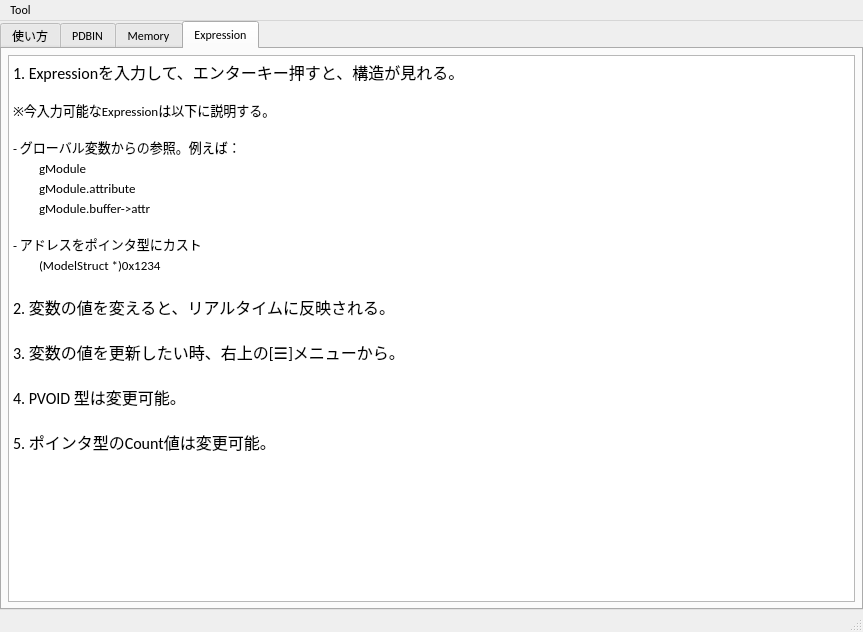
The window that src/view/VSdebugger.ui (ukyouz/Visual-Studio-Debug-Tools) describes before a commit, drawn with Qt 5.
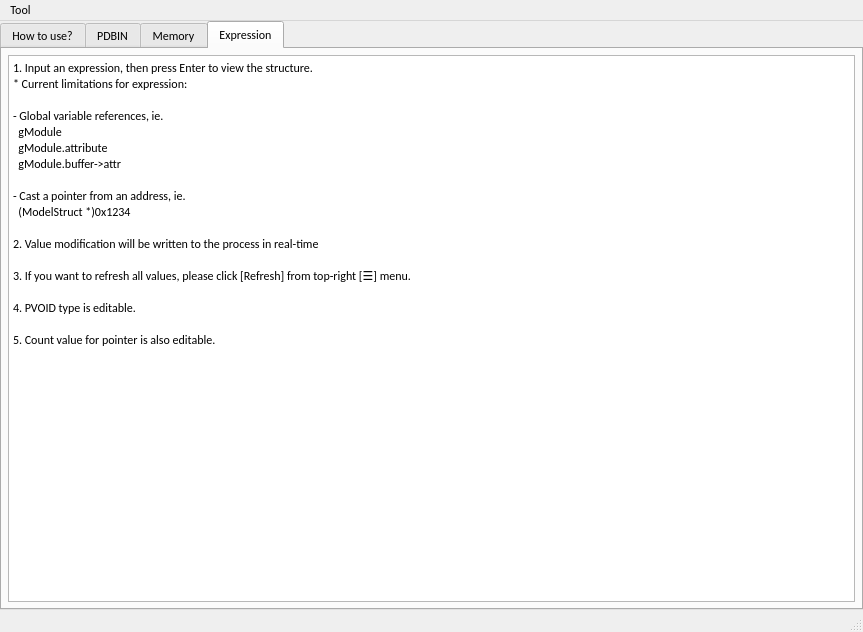
The same window after the commit. The open tabs and pages were chosen to show the change.

```diff
--- a/src/view/VSdebugger.ui
+++ b/src/view/VSdebugger.ui
@@ -39,7 +39,7 @@
       </property>
       <widget class="QWidget" name="tab">
        <attribute name="title">
-        <string>使い方</string>
+        <string>How to use?</string>
        </attribute>
        <layout class="QVBoxLayout" name="verticalLayout">
         <property name="leftMargin">
@@ -179,34 +179,26 @@
          <number>6</number>
         </property>
         <item>
-         <widget class="QTextEdit" name="textEdit_4">
-          <property name="html">
-           <string>&lt;!DOCTYPE HTML PUBLIC &quot;-//W3C//DTD HTML 4.0//EN&quot; &quot;http://www.w3.org/TR/REC-html40/strict.dtd&quot;&gt;
-&lt;html&gt;&lt;head&gt;&lt;meta name=&quot;qrichtext&quot; content=&quot;1&quot; /&gt;&lt;meta charset=&quot;utf-8&quot; /&gt;&lt;style type=&quot;text/css&quot;&gt;
-p, li { white-space: pre-wrap; }
-hr { height: 1px; border-width: 0; }
-li.unchecked::marker { content: &quot;\2610&quot;; }
-li.checked::marker { content: &quot;\2612&quot;; }
-&lt;/style&gt;&lt;/head&gt;&lt;body style=&quot; font-family:'Calibri'; font-size:9pt; font-weight:400; font-style:normal;&quot;&gt;
-&lt;p style=&quot; margin-top:0px; margin-bottom:0px; margin-left:0px; margin-right:0px; -qt-block-indent:0; text-indent:0px;&quot;&gt;&lt;span style=&quot; font-size:12pt;&quot;&gt;1. Expressionを入力して、エンターキー押すと、構造が見れる。&lt;/span&gt;&lt;/p&gt;
-&lt;p style=&quot;-qt-paragraph-type:empty; margin-top:0px; margin-bottom:0px; margin-left:0px; margin-right:0px; -qt-block-indent:0; text-indent:0px;&quot;&gt;&lt;br /&gt;&lt;/p&gt;
-&lt;p style=&quot; margin-top:0px; margin-bottom:0px; margin-left:0px; margin-right:0px; -qt-block-indent:0; text-indent:0px;&quot;&gt;&lt;span style=&quot; font-size:10pt;&quot;&gt;※今入力可能なExpressionは以下に説明する。&lt;/span&gt;&lt;/p&gt;
-&lt;p style=&quot;-qt-paragraph-type:empty; margin-top:0px; margin-bottom:0px; margin-left:0px; margin-right:0px; -qt-block-indent:0; text-indent:0px; font-size:10pt;&quot;&gt;&lt;br /&gt;&lt;/p&gt;
-&lt;p style=&quot; margin-top:0px; margin-bottom:0px; margin-left:0px; margin-right:0px; -qt-block-indent:0; text-indent:0px;&quot;&gt;&lt;span style=&quot; font-size:10pt;&quot;&gt;- グローバル変数からの参照。例えば：&lt;/span&gt;&lt;/p&gt;
-&lt;p style=&quot; margin-top:0px; margin-bottom:0px; margin-left:0px; margin-right:0px; -qt-block-indent:0; text-indent:0px;&quot;&gt;&lt;span style=&quot; font-size:10pt;&quot;&gt;　　gModule&lt;/span&gt;&lt;/p&gt;
-&lt;p style=&quot; margin-top:0px; margin-bottom:0px; margin-left:0px; margin-right:0px; -qt-block-indent:0; text-indent:0px;&quot;&gt;&lt;span style=&quot; font-size:10pt;&quot;&gt;　　gModule.attribute&lt;/span&gt;&lt;/p&gt;
-&lt;p style=&quot; margin-top:0px; margin-bottom:0px; margin-left:0px; margin-right:0px; -qt-block-indent:0; text-indent:0px;&quot;&gt;&lt;span style=&quot; font-size:10pt;&quot;&gt;　　gModule.buffer-&amp;gt;attr&lt;/span&gt;&lt;/p&gt;
-&lt;p style=&quot;-qt-paragraph-type:empty; margin-top:0px; margin-bottom:0px; margin-left:0px; margin-right:0px; -qt-block-indent:0; text-indent:0px; font-size:10pt;&quot;&gt;&lt;br /&gt;&lt;/p&gt;
-&lt;p style=&quot; margin-top:0px; margin-bottom:0px; margin-left:0px; margin-right:0px; -qt-block-indent:0; text-indent:0px;&quot;&gt;&lt;span style=&quot; font-size:10pt;&quot;&gt;- アドレスをポインタ型にカスト&lt;/span&gt;&lt;/p&gt;
-&lt;p style=&quot; margin-top:0px; margin-bottom:0px; margin-left:0px; margin-right:0px; -qt-block-indent:0; text-indent:0px;&quot;&gt;&lt;span style=&quot; font-size:10pt;&quot;&gt;　　(ModelStruct *)0x1234&lt;/span&gt;&lt;/p&gt;
-&lt;p style=&quot;-qt-paragraph-type:empty; margin-top:0px; margin-bottom:0px; margin-left:0px; margin-right:0px; -qt-block-indent:0; text-indent:0px; font-size:12pt;&quot;&gt;&lt;br /&gt;&lt;/p&gt;
-&lt;p style=&quot; margin-top:0px; margin-bottom:0px; margin-left:0px; margin-right:0px; -qt-block-indent:0; text-indent:0px;&quot;&gt;&lt;span style=&quot; font-size:12pt;&quot;&gt;2. 変数の値を変えると、リアルタイムに反映される。&lt;/span&gt;&lt;/p&gt;
-&lt;p style=&quot;-qt-paragraph-type:empty; margin-top:0px; margin-bottom:0px; margin-left:0px; margin-right:0px; -qt-block-indent:0; text-indent:0px; font-size:12pt;&quot;&gt;&lt;br /&gt;&lt;/p&gt;
-&lt;p style=&quot; margin-top:0px; margin-bottom:0px; margin-left:0px; margin-right:0px; -qt-block-indent:0; text-indent:0px;&quot;&gt;&lt;span style=&quot; font-size:12pt;&quot;&gt;3. 変数の値を更新したい時、右上の[☰]メニューから。&lt;/span&gt;&lt;/p&gt;
-&lt;p style=&quot;-qt-paragraph-type:empty; margin-top:0px; margin-bottom:0px; margin-left:0px; margin-right:0px; -qt-block-indent:0; text-indent:0px; font-size:12pt;&quot;&gt;&lt;br /&gt;&lt;/p&gt;
-&lt;p style=&quot; margin-top:0px; margin-bottom:0px; margin-left:0px; margin-right:0px; -qt-block-indent:0; text-indent:0px;&quot;&gt;&lt;span style=&quot; font-size:12pt;&quot;&gt;4. PVOID 型は変更可能。&lt;/span&gt;&lt;/p&gt;
-&lt;p style=&quot;-qt-paragraph-type:empty; margin-top:0px; margin-bottom:0px; margin-left:0px; margin-right:0px; -qt-block-indent:0; text-indent:0px; font-size:12pt;&quot;&gt;&lt;br /&gt;&lt;/p&gt;
-&lt;p style=&quot; margin-top:0px; margin-bottom:0px; margin-left:0px; margin-right:0px; -qt-block-indent:0; text-indent:0px;&quot;&gt;&lt;span style=&quot; font-size:12pt;&quot;&gt;5. ポインタ型のCount値は変更可能。&lt;/span&gt;&lt;/p&gt;&lt;/body&gt;&lt;/html&gt;</string>
+         <widget class="QPlainTextEdit" name="plainTextEdit_4">
+          <property name="plainText">
+           <string>1. Input an expression, then press Enter to view the structure.
+* Current limitations for expression:
+
+- Global variable references, ie.
+  gModule
+  gModule.attribute
+  gModule.buffer-&gt;attr
+
+- Cast a pointer from an address, ie.
+  (ModelStruct *)0x1234
+
+2. Value modification will be written to the process in real-time
+
+3. If you want to refresh all values, please click [Refresh] from top-right [☰] menu.
+
+4. PVOID type is editable.
+
+5. Count value for pointer is also editable.</string>
           </property>
          </widget>
         </item>
```
Left out of the diff: 83 changed lines with no effect on the pictures.
